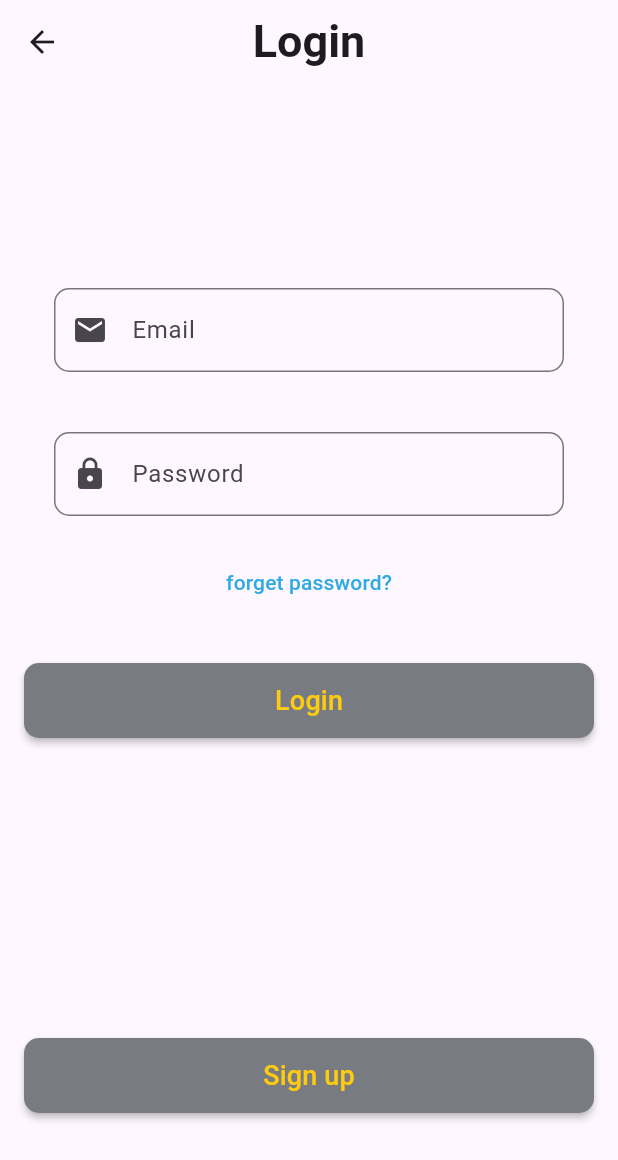
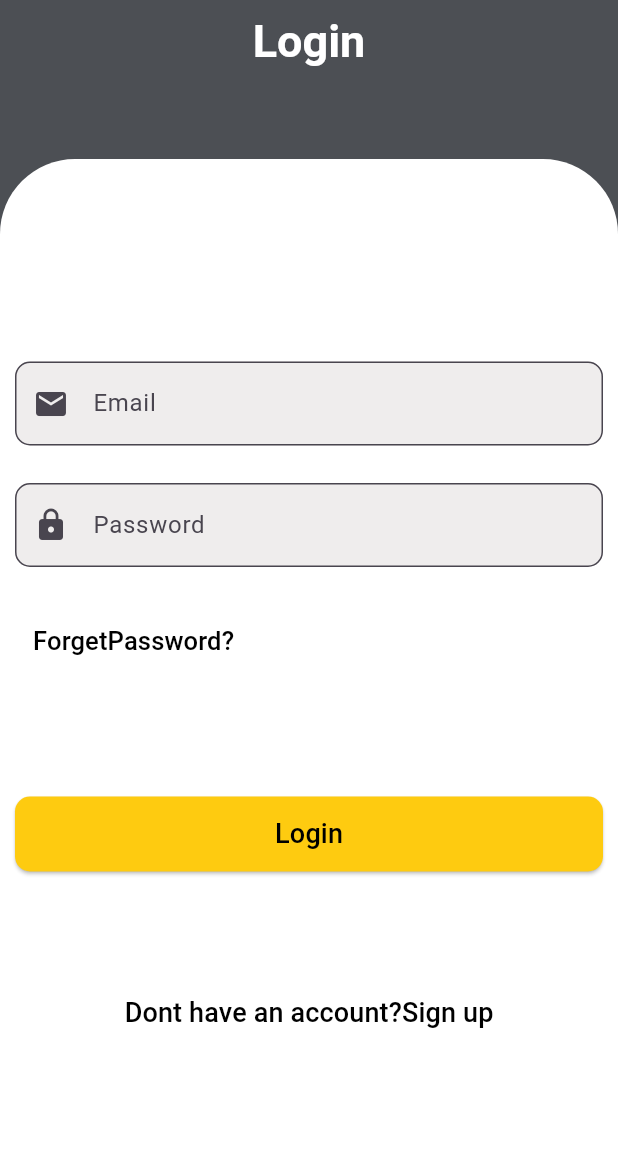
Before and after one commit to DoaaAbdulazem/smart-parking, a Flutter app: the OneBoardingScreenTwo screen opened directly, after a tap on "Get started", on a phone screen of 412 x 824 dp. Shown: the top 1160 px of the screen. Run offline on Flutter 3.47's test engine with Material 3 defaults, Android fonts, the phone set to English and light mode, and no system bars.

Commit message:
Edit screens

```diff
--- a/lib/auth/screen/login.dart
+++ b/lib/auth/screen/login.dart
@@ -1,7 +1,10 @@
 import 'package:flutter/material.dart';
-import 'package:my_project/auth/screen/signup.dart';
+
+import 'package:my_project/auth/widget/app_bar_loginscreen.dart';
+import 'package:my_project/auth/widget/forget_password.dart';
 import 'package:my_project/auth/widget/input_field.dart';
-import 'package:my_project/on_boarding/widget/custombuttom.dart';
+import 'package:my_project/auth/widget/login_botton.dart';
+import 'package:my_project/auth/widget/sign_up_bottom.dart';
 
 class LoginPage extends StatelessWidget {
   const LoginPage({super.key});
@@ -10,69 +13,49 @@ class LoginPage extends StatelessWidget {
   Widget build(BuildContext context) {
     TextEditingController passwordController = TextEditingController();
     return Scaffold(
-      appBar: AppBar(
-        title: Text(
-          "Login",
-          style: TextStyle(fontWeight: FontWeight.bold, fontSize: 30),
+      backgroundColor: Color(0xff4c4f54),
+      appBar: CustomAppBar(),
+      body: Container(
+        margin: const EdgeInsets.only(top: 50),
+
+        padding: const EdgeInsets.all(10),
+        decoration: BoxDecoration(
+          color: Colors.white,
+          borderRadius: BorderRadius.only(
+            topLeft: Radius.circular(50),
+            topRight: Radius.circular(50),
+          ),
         ),
-        centerTitle: true,
-      ),
-      body: Padding(
-        padding: const EdgeInsets.all(16.0),
         child: Column(
+          spacing: 25,
           children: [
             SizedBox(height: 100),
 
-            inputfield(
+            InputField(
               labeltext: "Email",
               hinttext: "Email or phone",
               prefixicon: const Icon(Icons.email),
             ),
 
-            inputfield(
+            InputField(
               labeltext: "Password",
               hinttext: "Enter your password",
               prefixicon: const Icon(Icons.lock),
               controller: passwordController,
             ),
 
-            TextButton(
-              onPressed: () {},
-              child: Text(
-                "forget password?",
-                style: TextStyle(
-                  color: const Color.fromARGB(255, 48, 170, 226),
-                ),
-              ),
-            ),
+            ForgetPassword(),
             SizedBox(height: 30),
             SizedBox(
               width: double.infinity,
               height: 50,
 
-              child: MyCustomButtom(
-                text: "Login",
-                onpressed: () {
-                  print(passwordController.text);
-                },
-              ),
+              child: LoginButton(passwordController: passwordController),
             ),
 
-            SizedBox(height: 200),
+            SizedBox(height: 20),
 
-            SizedBox(
-              width: double.infinity,
-              height: 50,
-              child: MyCustomButtom(
-                text: "Sign up",
-                onpressed: () {
-                  Navigator.push(
-                    context,
-                    MaterialPageRoute(builder: (context) => const Signup()),
-                  );
-                },
-              ),
-            ),
+            SignUpBottom(),
           ],
         ),
       ),
--- /dev/null
+++ b/lib/auth/widget/app_bar_loginscreen.dart
@@ -0,0 +1,23 @@
+import 'package:flutter/material.dart';
+
+class CustomAppBar extends StatelessWidget implements PreferredSizeWidget {
+  const CustomAppBar({super.key});
+
+  @override
+  Size get preferredSize => const Size.fromHeight(kToolbarHeight);
+  @override
+  Widget build(BuildContext context) {
+    return AppBar(
+      backgroundColor: Color(0xff4c4f54),
+      title: Text(
+        "Login",
+        style: TextStyle(
+          fontWeight: FontWeight.bold,
+          fontSize: 30,
+          color: Colors.white,
+        ),
+      ),
+      centerTitle: true,
+    );
+  }
+}
--- /dev/null
+++ b/lib/auth/widget/forget_password.dart
@@ -0,0 +1,19 @@
+import 'package:flutter/material.dart';
+
+class ForgetPassword extends StatelessWidget {
+  const ForgetPassword({super.key});
+
+  @override
+  Widget build(BuildContext context) {
+    return Align(
+      alignment: Alignment.centerLeft,
+      child: TextButton(
+        onPressed: () {},
+        child: Text(
+          "ForgetPassword?",
+          style: TextStyle(color: Colors.black, fontSize: 17),
+        ),
+      ),
+    );
+  }
+}
--- a/lib/auth/widget/input_field.dart
+++ b/lib/auth/widget/input_field.dart
@@ -1,9 +1,7 @@
-// ignore_for_file: camel_case_types
-
 import 'package:flutter/material.dart';
 
-class inputfield extends StatelessWidget {
-  const inputfield({
+class InputField extends StatelessWidget {
+  const InputField({
     super.key,
     required this.labeltext,
     required this.hinttext,
@@ -18,18 +16,16 @@ class inputfield extends StatelessWidget {
 
   @override
   Widget build(BuildContext context) {
-    return Padding(
-      padding: const EdgeInsets.symmetric(horizontal: 20, vertical: 20),
-
-      child: TextField(
+    return TextField(
       controller: controller,
       decoration: InputDecoration(
+        fillColor: Color.fromARGB(202, 235, 232, 232),
+        filled: true,
         labelText: labeltext,
         hintText: hinttext,
         prefixIcon: prefixicon,
         border: OutlineInputBorder(borderRadius: BorderRadius.circular(10)),
       ),
-      ),
     );
   }
 }
--- /dev/null
+++ b/lib/auth/widget/login_botton.dart
@@ -0,0 +1,18 @@
+import 'package:flutter/material.dart';
+import 'package:my_project/on_boarding/widget/custom_button.dart';
+
+class LoginButton extends StatelessWidget {
+  const LoginButton({super.key, required this.passwordController});
+
+  final TextEditingController passwordController;
+
+  @override
+  Widget build(BuildContext context) {
+    return MyCustomButtom(
+      text: "Login",
+      onpressed: () {
+        print(passwordController.text);
+      },
+    );
+  }
+}
--- /dev/null
+++ b/lib/auth/widget/sign_up_bottom.dart
@@ -0,0 +1,25 @@
+import 'package:flutter/material.dart';
+import 'package:my_project/auth/screen/signup.dart';
+
+class SignUpBottom extends StatelessWidget {
+  const SignUpBottom({super.key});
+
+  @override
+  Widget build(BuildContext context) {
+    return Align(
+      alignment: Alignment.bottomCenter,
+      child: TextButton(
+        onPressed: () {
+          Navigator.push(
+            context,
+            MaterialPageRoute(builder: (context) => const SignUp()),
+          );
+        },
+        child: const Text(
+          "Dont have an account?Sign up",
+          style: TextStyle(color: Colors.black, fontSize: 18),
+        ),
+      ),
+    );
+  }
+}
--- a/lib/on_boarding/screens/on_boarding_screen_two.dart
+++ b/lib/on_boarding/screens/on_boarding_screen_two.dart
@@ -1,6 +1,6 @@
 import 'package:flutter/material.dart';
 import 'package:my_project/auth/screen/login.dart';
-import 'package:my_project/on_boarding/widget/custombuttom.dart';
+import 'package:my_project/on_boarding/widget/custom_button.dart';
 import 'package:my_project/on_boarding/widget/dot.dart';
 import 'package:my_project/on_boarding/widget/dots.dart';
 import 'package:my_project/on_boarding/widget/on_boarding_image.dart';
@@ -19,19 +19,27 @@ class OneBoardingScreenTwo extends StatelessWidget {
             OneBoardingImage(imagePath: "assets/images/photo2.jpg"),
             SizedBox(height: 30),
             OnBoardingTitle(
-              title: "Search nearby private parking and reserve your spot.",
+              title: "Search nearby private parking",
+              subtitle: " and reserve your spot.",
             ),
             SizedBox(height: 30),
             Dots(list: [Dot(isActive: false), Dot(isActive: true)]),
             const SizedBox(height: 40),
-            MyCustomButtom(
-              text: 'Get started',
-              onpressed: () {
-                Navigator.push(
-                  context,
-                  MaterialPageRoute(builder: (context) => const LoginPage()),
-                );
-              },
+            SizedBox(
+              width: 150,
+              child: MyCustomButtom(
+                text: 'Get started',
+                onpressed: () {
+                  Navigator.pushAndRemoveUntil(
+                    context,
+                    MaterialPageRoute(
+                      builder: (context) => const LoginPage(),
+                      fullscreenDialog: true,
+                    ),
+                    (Route<dynamic> route) => false,
+                  );
+                },
+              ),
             ),
           ],
         ),
--- a/lib/on_boarding/widget/custombuttom.dart
+++ b/lib/on_boarding/widget/custom_button.dart
@@ -12,16 +12,20 @@ class MyCustomButtom extends StatelessWidget {
 
   @override
   Widget build(BuildContext context) {
-    return MaterialButton(
+    return ElevatedButton(
       onPressed: onpressed,
-      color: const Color(0xff787b82),
-      shape: RoundedRectangleBorder(borderRadius: BorderRadius.circular(10)),
+
+      style: ElevatedButton.styleFrom(
+        shape: RoundedRectangleBorder(borderRadius: BorderRadius.circular(10)),
+        maximumSize: const Size(double.infinity, 50),
+        backgroundColor: const Color(0xfffecb10),
+      ),
+
       child: Text(
         text,
         style: const TextStyle(
-          color: Color(0xfffecb10),
+          color: Color.fromARGB(255, 0, 0, 0),
           fontSize: 18,
-          backgroundColor: const Color(0xff787b82),
         ),
       ),
     );
--- a/lib/on_boarding/widget/on_boarding_title.dart
+++ b/lib/on_boarding/widget/on_boarding_title.dart
@@ -1,14 +1,36 @@
 import 'package:flutter/material.dart';
 
 class OnBoardingTitle extends StatelessWidget {
-  const OnBoardingTitle({super.key, required this.title});
+  const OnBoardingTitle({
+    super.key,
+    required this.title,
+    required this.subtitle,
+  });
   final String title;
+  final String subtitle;
 
   @override
   Widget build(BuildContext context) {
-    return Text(
-      title,
-      style: TextStyle(color: Color(0xfffecb10), fontSize: 20),
+    return Text.rich(
+      TextSpan(
+        text: title,
+        style: TextStyle(
+          color: Color.fromARGB(255, 0, 0, 0),
+          fontSize: 30,
+          fontWeight: FontWeight.bold,
+        ),
+        children: [
+          TextSpan(
+            text: "\n$subtitle",
+            style: TextStyle(
+              color: Colors.black,
+              fontSize: 20,
+              fontWeight: FontWeight.normal,
+            ),
+          ),
+        ],
+      ),
+
       textAlign: TextAlign.center,
     );
   }
```
Also changed, not shown: lib/auth/screen/signup.dart (+41 -23 lines), lib/auth/widget/appbar_signup.dart (added, +31 -0 lines), lib/auth/widget/signup_botton.dart (added, +15 -0 lines), lib/on_boarding/screens/on_boarding_screen_one.dart (+11 -5 lines). Lines whose indentation alone changed are shown as unchanged.
